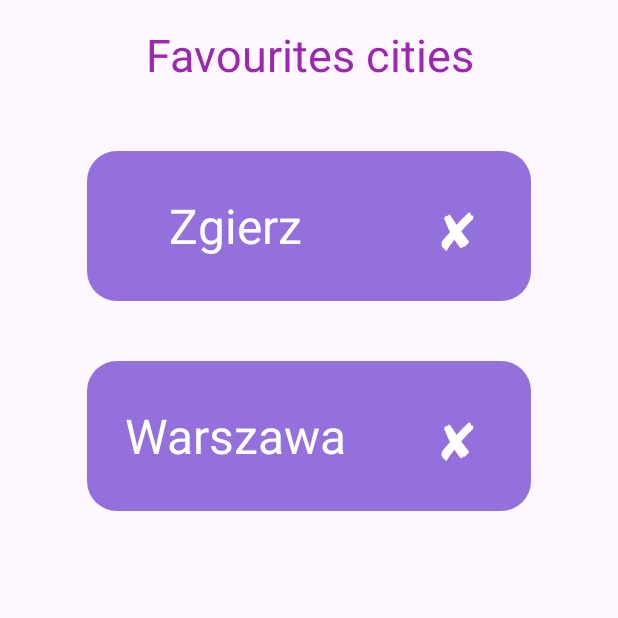
After one commit to m4tiss/WeatherAndroid, an Android app: the fragment FragmentFavouritesCities shown on its own in the app's theme, on a phone screen of 412 x 824 dp, the top half of it. The commit adds this screen. Run offline under Robolectric (Android 15) with nearby library versions, the phone set to English and light mode, and no system bars.

Commit message:
favouriteCities without data

```diff
--- a/app/src/main/AndroidManifest.xml
+++ b/app/src/main/AndroidManifest.xml
@@ -3,7 +3,10 @@
     xmlns:tools="http://schemas.android.com/tools">
 
     <uses-permission android:name="android.permission.INTERNET" />
-
+    <uses-permission android:name="android.permission.WRITE_INTERNAL_STORAGE"/>
+    <uses-permission android:name="android.permission.WRITE_EXTERNAL_STORAGE"
+        android:maxSdkVersion="32"
+        tools:ignore="ScopedStorage" />
 
     <application
         android:allowBackup="true"
--- /dev/null
+++ b/app/src/main/java/com/example/weatherapp/FavouritesCitiesAdapter.kt
@@ -0,0 +1,49 @@
+package com.example.weatherapp
+
+import android.annotation.SuppressLint
+import android.view.LayoutInflater
+import android.view.View
+import android.view.ViewGroup
+import android.widget.ImageView
+import android.widget.TextView
+import androidx.recyclerview.widget.RecyclerView
+
+
+class FavouritesCitiesAdapter(private var cities: MutableList<String>) :
+    RecyclerView.Adapter<FavouritesCitiesAdapter.FavouritesCitiesViewHolder>() {
+
+    inner class FavouritesCitiesViewHolder(itemView: View) : RecyclerView.ViewHolder(itemView) {
+        val cityNameTextView: TextView = itemView.findViewById(R.id.cityName)
+        val XIconTextView: TextView = itemView.findViewById(R.id.XIcon)
+        init {
+            XIconTextView.setOnClickListener {
+                val position = adapterPosition
+                if (position != RecyclerView.NO_POSITION) {
+                    cities.removeAt(position)
+                    notifyItemRemoved(position)
+                }
+            }
+        }
+    }
+
+    override fun onCreateViewHolder(parent: ViewGroup, viewType: Int): FavouritesCitiesViewHolder {
+        val itemView = LayoutInflater.from(parent.context)
+            .inflate(R.layout.favourite_item, parent, false)
+        return FavouritesCitiesViewHolder(itemView)
+    }
+
+    @SuppressLint("SetTextI18n")
+    override fun onBindViewHolder(holder: FavouritesCitiesViewHolder, position: Int) {
+        val currentCity = cities[position]
+        holder.cityNameTextView.text = currentCity
+    }
+
+    override fun getItemCount(): Int {
+        return cities.size
+    }
+
+    fun setData(newCities: MutableList<String>) {
+        cities = newCities
+        notifyDataSetChanged()
+    }
+}
--- /dev/null
+++ b/app/src/main/java/com/example/weatherapp/FragmentFavouritesCities.kt
@@ -0,0 +1,52 @@
+package com.example.weatherapp
+
+import UnitViewModel
+import WeatherData
+import WeatherDataForecast
+import WeatherViewModel
+import android.annotation.SuppressLint
+import android.os.Bundle
+import android.view.LayoutInflater
+import android.view.View
+import android.view.ViewGroup
+import android.widget.Button
+import android.widget.ImageView
+import android.widget.TextView
+import androidx.fragment.app.Fragment
+import androidx.lifecycle.Observer
+import androidx.lifecycle.ViewModelProvider
+import androidx.recyclerview.widget.LinearLayoutManager
+import androidx.recyclerview.widget.RecyclerView
+import com.google.android.material.textfield.TextInputEditText
+import java.util.ArrayList
+import java.util.Locale
+import kotlin.math.log
+
+
+class FragmentFavouritesCities : Fragment() {
+
+    private lateinit var recyclerCitiesView: RecyclerView
+    private lateinit var favouritesCitiesAdapter: FavouritesCitiesAdapter
+    private var cities: MutableList<String> = mutableListOf()
+
+    override fun onCreateView(
+        inflater: LayoutInflater,
+        container: ViewGroup?,
+        savedInstanceState: Bundle?
+    ): View? {
+        val view = inflater.inflate(R.layout.fragment_favourites_cities, container, false)
+
+
+        recyclerCitiesView = view.findViewById(R.id.recyclerCitiesView)
+        recyclerCitiesView.layoutManager = LinearLayoutManager(context)
+
+        cities.add("Zgierz")
+        cities.add("Warszawa")
+        favouritesCitiesAdapter = FavouritesCitiesAdapter(cities)
+        recyclerCitiesView.adapter = favouritesCitiesAdapter
+
+        return view
+    }
+
+
+}
--- a/app/src/main/java/com/example/weatherapp/FragmentTodayWeather.kt
+++ b/app/src/main/java/com/example/weatherapp/FragmentTodayWeather.kt
@@ -63,14 +63,16 @@ class FragmentTodayWeather : Fragment() {
             val newCity = searchEditText.text.toString()
             weatherViewModel.updateCity(newCity)
             val unit = unitViewModel.unit.value ?: "metric"
-            weatherViewModel.fetchWeather(unit)
+            val context = requireContext()
+            weatherViewModel.fetchWeather(context,unit)
             weatherForecastViewModel.fetchWeatherForecast(newCity,unit)
         }
 
         unitViewModel.unit.observe(viewLifecycleOwner, Observer { unit ->
             val currentUnit = unit ?: "metric"
             val currentCity = weatherViewModel.weatherData.value?.city ?: "Warsaw"
-            weatherViewModel.fetchWeather(currentUnit)
+            val context = requireContext()
+            weatherViewModel.fetchWeather(context,currentUnit)
             weatherForecastViewModel.fetchWeatherForecast(currentCity,currentUnit)
         })
 
--- a/app/src/main/java/com/example/weatherapp/MainActivity.kt
+++ b/app/src/main/java/com/example/weatherapp/MainActivity.kt
@@ -34,7 +34,7 @@ class MainActivity : AppCompatActivity() {
         viewPager = findViewById(R.id.viewPager)
         val adapter = MyPagerAdapter(this)
         viewPager.adapter = adapter
-        viewPager.setCurrentItem(1, false)
+        viewPager.setCurrentItem(2, false)
 
         viewPager.registerOnPageChangeCallback(object : ViewPager2.OnPageChangeCallback() {
             override fun onPageSelected(position: Int) {
--- /dev/null
+++ b/app/src/main/res/layout/favourite_item.xml
@@ -0,0 +1,31 @@
+<?xml version="1.0" encoding="utf-8"?>
+<LinearLayout
+    android:layout_width="match_parent"
+    android:layout_height="100sp"
+    android:layout_weight="1"
+    android:id="@+id/panel"
+    android:background="@drawable/weather_panel"
+    android:layout_margin="20dp"
+    xmlns:android="http://schemas.android.com/apk/res/android">
+    <TextView
+        android:layout_width="0dp"
+        android:layout_height="match_parent"
+        android:layout_weight="2"
+        android:textColor="@color/white"
+        android:id="@+id/cityName"
+        android:text="Zgierz"
+        android:textSize="32sp"
+        android:gravity="center"
+        />
+    <TextView
+        android:layout_width="0dp"
+        android:layout_height="match_parent"
+        android:id="@+id/XIcon"
+        android:layout_weight="1"
+        android:gravity="center"
+        android:text="✘"
+        android:textColor="@color/white"
+        android:textSize="32sp"
+        />
+
+</LinearLayout>
--- /dev/null
+++ b/app/src/main/res/layout/fragment_favourites_cities.xml
@@ -0,0 +1,29 @@
+<?xml version="1.0" encoding="utf-8"?>
+<LinearLayout xmlns:android="http://schemas.android.com/apk/res/android"
+    android:orientation="vertical"
+    android:layout_width="match_parent"
+    android:layout_height="match_parent"
+    android:paddingStart="30sp"
+    android:paddingEnd="30sp">
+
+    <TextView
+        android:layout_width="match_parent"
+        android:layout_height="wrap_content"
+        android:text="Favourites cities"
+        android:textColor="@color/purple_500"
+        android:textSize="30sp"
+        android:gravity="center"
+        android:layout_marginTop="16dp"
+        android:layout_marginBottom="16dp"/>
+
+    <androidx.recyclerview.widget.RecyclerView
+        android:id="@+id/recyclerCitiesView"
+        android:layout_width="match_parent"
+        android:layout_height="0dp"
+        android:layout_weight="1"
+        android:padding="8dp"
+        android:clipToPadding="false"
+        android:background="@android:color/transparent"
+        android:orientation="vertical"/>
+
+</LinearLayout>
--- a/app/src/main/res/layout/weather_item.xml
+++ b/app/src/main/res/layout/weather_item.xml
@@ -14,7 +14,7 @@
         android:textColor="@color/white"
         android:id="@+id/temperature"
         android:text="25°"
-        android:textSize="40sp"
+        android:textSize="32sp"
         android:gravity="center"/>
     <ImageView
         android:layout_width="0dp"
```
Also changed, not shown: app/src/main/java/com/example/weatherapp/MyPagerAdapter.kt (+5 -4 lines), app/src/main/java/com/example/weatherapp/WeatherViewModel.kt (+65 -2 lines).
